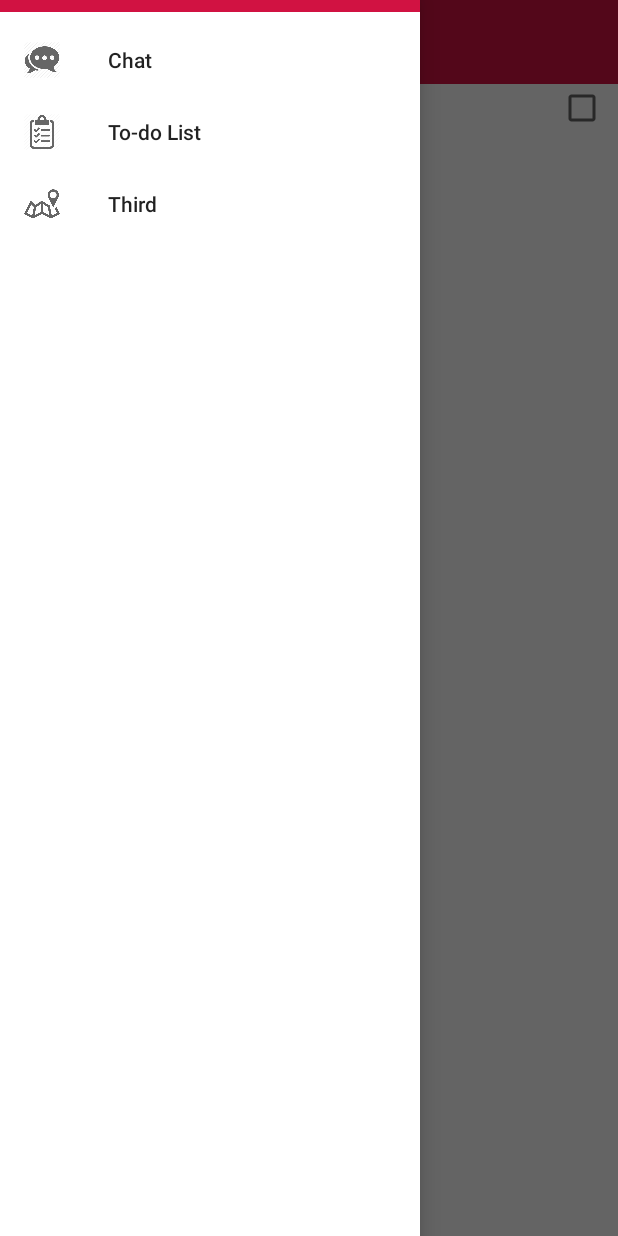
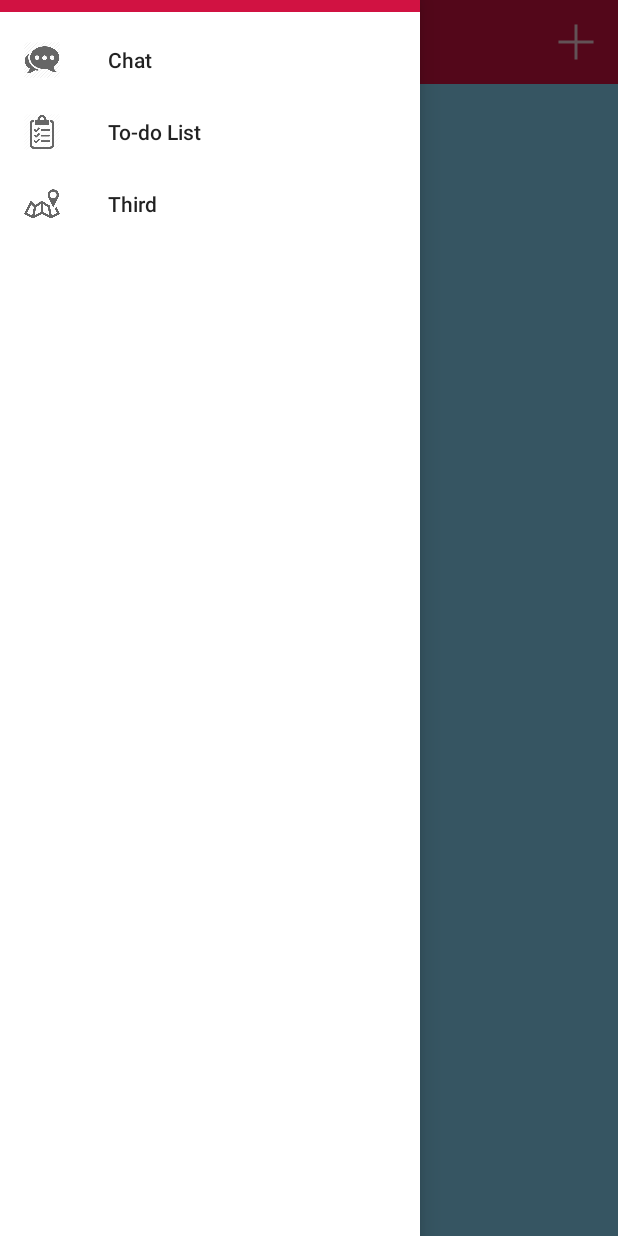
Before and after one commit to DanielGalarza/Collab-Station, an Android app: the fragment TodoListFragment placed in its activity, with the side drawer open, on a phone screen of 412 x 824 dp. Run offline under Robolectric (Android 15) with nearby library versions, the phone set to English and light mode, and no system bars.

Commit message:
updated: manually create to-do list items

```diff
--- a/app/src/main/java/com/example/danielgalarza/collabstation/SingleFragmentActivity.java
+++ b/app/src/main/java/com/example/danielgalarza/collabstation/SingleFragmentActivity.java
@@ -2,8 +2,8 @@
 
 import android.os.Bundle;
 import android.support.v4.app.Fragment;
-import android.support.v4.app.FragmentActivity;
 import android.support.v4.app.FragmentManager;
+import android.support.v7.app.AppCompatActivity;
 
 /**
  * Abstract class: reusable class used to avoid typing the same code many places in multiple activities
@@ -13,7 +13,7 @@
  * Created by dustin on 11/25/15.
  */
 
-public abstract class SingleFragmentActivity extends FragmentActivity {
+public abstract class SingleFragmentActivity extends AppCompatActivity {
 
     protected abstract Fragment createFragment();
 
--- a/app/src/main/java/com/example/danielgalarza/collabstation/Todo.java
+++ b/app/src/main/java/com/example/danielgalarza/collabstation/Todo.java
@@ -13,6 +13,7 @@
     private String mTitle;
     private Date mDate;
     private SimpleDateFormat mFormattedDate;
+
     private boolean mTodoComplete;
 
 
--- a/app/src/main/java/com/example/danielgalarza/collabstation/TodoFragment.java
+++ b/app/src/main/java/com/example/danielgalarza/collabstation/TodoFragment.java
@@ -126,7 +126,7 @@
     }
 
     private void updateDate() {
-        mDateButton.setText(mTodo.getDate().toString());
+        //mDateButton.setText(mTodo.getDate().toString());
         mDateButton.setText(DateFormat.format("EEEE, MMM dd, yyyy", mTodo.getDate()).toString());
     }
 
--- a/app/src/main/java/com/example/danielgalarza/collabstation/TodoListFragment.java
+++ b/app/src/main/java/com/example/danielgalarza/collabstation/TodoListFragment.java
@@ -3,10 +3,14 @@
 import android.content.Intent;
 import android.os.Bundle;
 import android.support.v4.app.Fragment;
+//import android.support.v4.app.FragmentActivity;
 import android.support.v7.widget.LinearLayoutManager;
 import android.support.v7.widget.RecyclerView;
 import android.text.format.DateFormat;
 import android.view.LayoutInflater;
+import android.view.Menu;
+import android.view.MenuInflater;
+import android.view.MenuItem;
 import android.view.View;
 import android.view.ViewGroup;
 import android.widget.CheckBox;
@@ -33,6 +37,12 @@
     private int mLastAdapterClickPosition = -1;
 
     @Override
+    public void onCreate(Bundle savedInstanceState) {
+        super.onCreate(savedInstanceState);
+        setHasOptionsMenu(true);
+    }
+
+    @Override
     public View onCreateView(LayoutInflater inflater, ViewGroup container, Bundle savedInstanceState) {
         View view = inflater.inflate(R.layout.fragment_todo_list, container, false);
 
@@ -48,6 +58,26 @@
     public void onResume() {
         super.onResume();
         updateUI();
+    }
+
+    @Override
+    public void onCreateOptionsMenu(Menu menu, MenuInflater inflater) {
+        super.onCreateOptionsMenu(menu, inflater);
+        inflater.inflate(R.menu.fragment_todo_list, menu);
+    }
+
+    @Override
+    public boolean onOptionsItemSelected(MenuItem item) {
+        switch (item.getItemId()) {
+            case R.id.menu_item_new_todo:
+                Todo todo = new Todo();
+                TodoLab.get(getActivity()).addTodo(todo);
+                Intent intent = TodoPagerActivity.newIntent(getActivity(), todo.getId());
+                startActivity(intent);
+                return true;
+            default:
+                return super.onOptionsItemSelected(item);
+        }
     }
 
     private void updateUI() {
--- a/app/src/main/java/com/example/danielgalarza/collabstation/TodoPagerActivity.java
+++ b/app/src/main/java/com/example/danielgalarza/collabstation/TodoPagerActivity.java
@@ -4,10 +4,11 @@
 import android.content.Intent;
 import android.os.Bundle;
 import android.support.v4.app.Fragment;
-import android.support.v4.app.FragmentActivity;
+//import android.support.v4.app.FragmentActivity;
 import android.support.v4.app.FragmentManager;
 import android.support.v4.app.FragmentStatePagerAdapter;
 import android.support.v4.view.ViewPager;
+import android.support.v7.app.AppCompatActivity;
 
 import java.util.List;
 import java.util.UUID;
@@ -17,7 +18,7 @@
  *
  * Created by dustin on 11/25/15.
  */
-public class TodoPagerActivity extends FragmentActivity {
+public class TodoPagerActivity extends AppCompatActivity {
 
     private static final String EXTRA_CRIME_ID = "com.example.danielgalarza.collabstation.crime_id";
 
--- a/app/src/main/res/layout-land/fragment_todo.xml
+++ b/app/src/main/res/layout-land/fragment_todo.xml
@@ -3,7 +3,7 @@
               android:orientation="vertical"
               android:layout_width="match_parent"
               android:layout_height="match_parent"
-              android:background="#54c4f4">
+              android:background="#87d5f7">
 
     <TextView
         android:layout_width="match_parent"
--- a/app/src/main/res/layout/fragment_todo.xml
+++ b/app/src/main/res/layout/fragment_todo.xml
@@ -3,7 +3,7 @@
               android:orientation="vertical"
               android:layout_width="match_parent"
               android:layout_height="match_parent"
-              android:background="#54c4f4">
+              android:background="#87d5f7">
 
     <TextView
         android:layout_width="match_parent"
--- a/app/src/main/res/layout/fragment_todo_list.xml
+++ b/app/src/main/res/layout/fragment_todo_list.xml
@@ -3,6 +3,7 @@
         xmlns:android="http://schemas.android.com/apk/res/android"
               android:id="@+id/todo_recycler_view"
               android:layout_width="match_parent"
-              android:layout_height="match_parent">
+              android:layout_height="match_parent"
+              android:background="#87d5f7">
 
 </android.support.v7.widget.RecyclerView>
--- /dev/null
+++ b/app/src/main/res/menu/fragment_todo_list.xml
@@ -0,0 +1,12 @@
+<?xml version="1.0" encoding="utf-8"?>
+<menu xmlns:android="http://schemas.android.com/apk/res/android"
+      xmlns:app="http://schemas.android.com/apk/res-auto">
+
+    <item
+        android:id="@+id/menu_item_new_todo"
+        android:icon="@drawable/ic_menu_add"
+        android:title="@string/new_todo"
+        app:showAsAction="ifRoom"/>
+    <!--app:showAsAction="ifRoom|withText"-->
+
+</menu>
--- a/app/src/main/res/values/strings.xml
+++ b/app/src/main/res/values/strings.xml
@@ -6,10 +6,15 @@
     <string name="shoot">Shoot</string>
     <string name="splash_title">Collaboration Station</string>
     <string name="names">Made By Daniel And Dustin</string>
+
     // TODO List stuff:
     <string name="todo_title_hint">Enter a title for todo item</string>
     <string name="todo_title_label">Title</string>
     <string name="todo_details_label">Details</string>
     <string name="todo_complete_label">Task Complete</string>
     <string name="date_picker_title">Task Deadline:</string>
+    <string name="new_todo">New Item</string>
+    <string name="show_subtitle">Show Subtitle</string>
+    <string name="hide_subtitle">Hide Subtitle</string>
+    <string name="subtitle_format">%1$s todo items</string>
 </resources>
```
Also changed, not shown: app/src/main/java/com/example/danielgalarza/collabstation/TodoLab.java (+7 -0 lines), app/src/main/res/drawable-hdpi/ic_menu_add.png (added), app/src/main/res/drawable-mdpi/ic_menu_add.png (added), app/src/main/res/drawable-xhdpi/ic_menu_add.png (added), app/src/main/res/drawable-xxhdpi/ic_menu_add.png (added).
